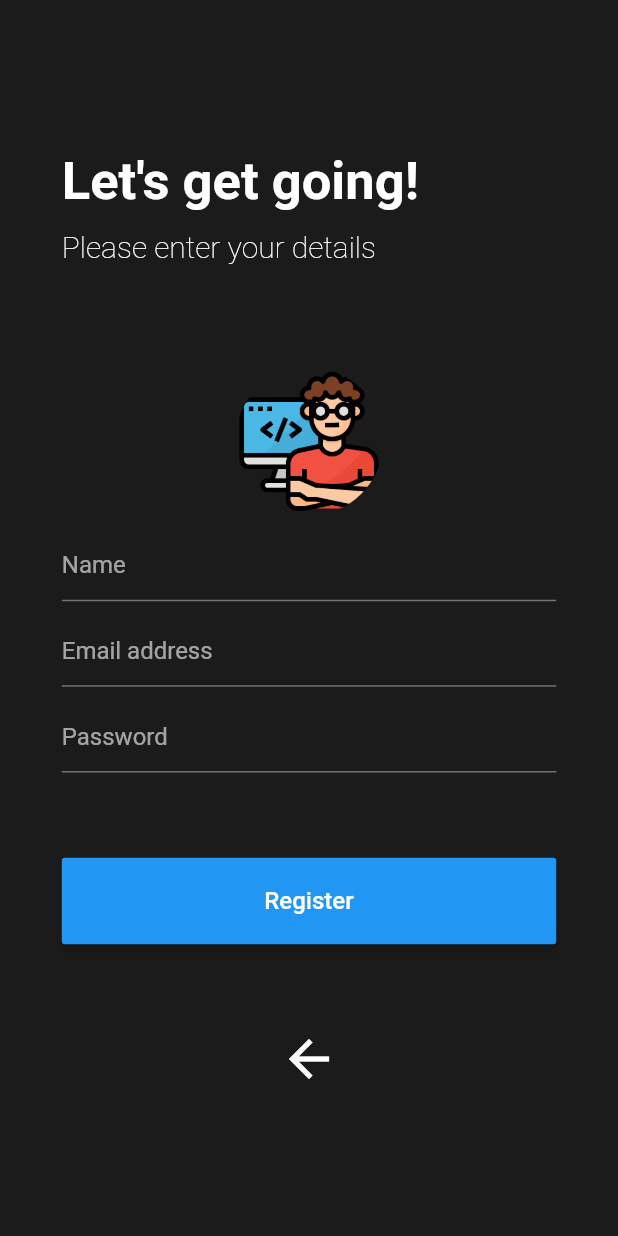
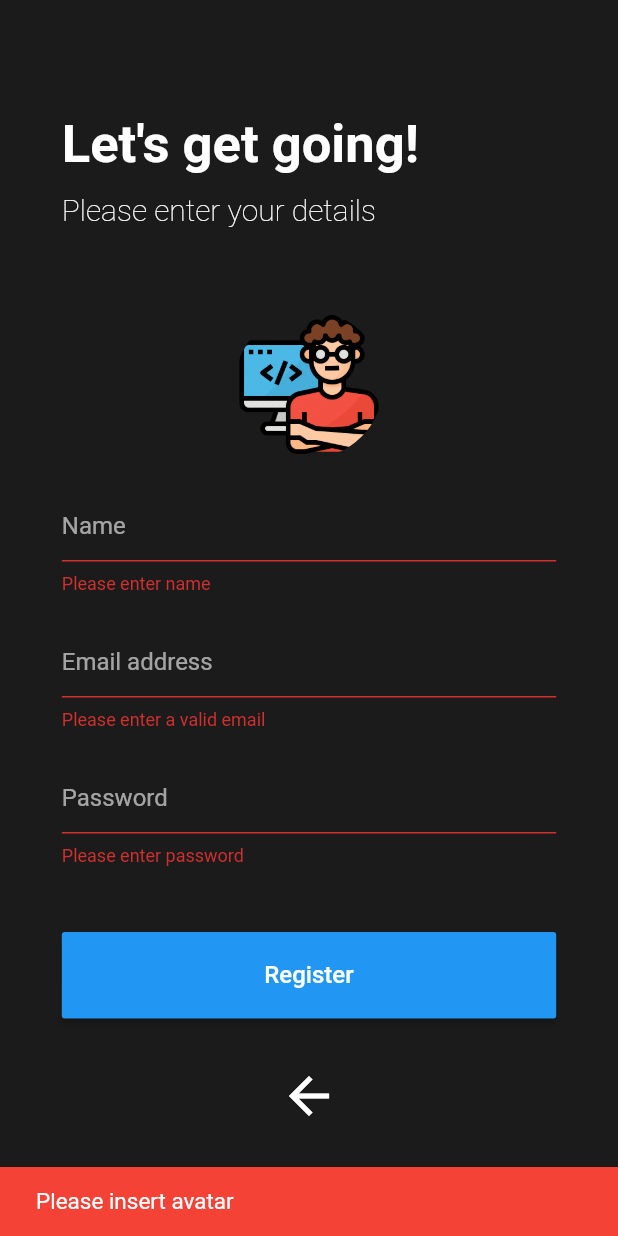
Before and after one commit to JanDongGun/Chatify-Chat-App, a Flutter app: the RegisPage screen opened by its route, after a tap on "Register", on a phone screen of 412 x 824 dp. Run offline on Flutter 3.47's test engine with Material 2 defaults, Android fonts, the phone set to English and light mode, and no system bars; our stand-ins replace cloud_firestore, firebase_auth, firebase_core, firebase_storage, image_picker; accounts and stored records are empty.

Commit message:
complete regis page

```diff
--- a/lib/main.dart
+++ b/lib/main.dart
@@ -1,9 +1,9 @@
 import 'package:firebase_core/firebase_core.dart';
 import 'package:flutter/material.dart';
-import 'package:firebase_analytics/firebase_analytics.dart';
 import 'pages/login_page.dart';
 import 'pages/regis_page.dart';
 import 'services/navigation_service.dart';
+import 'pages/home_page.dart';
 
 void main() async {
   WidgetsFlutterBinding.ensureInitialized();
@@ -26,6 +26,7 @@ class MyApp extends StatelessWidget {
       routes: {
         "login": (BuildContext _context) => LoginPage(),
         "regis": (BuildContext _context) => RegisPage(),
+        "home": (BuildContext _context) => HomePage(),
       },
     );
   }
--- a/lib/pages/regis_page.dart
+++ b/lib/pages/regis_page.dart
@@ -1,9 +1,14 @@
 import 'dart:io';
 
+import 'package:chatify/providers/auth_provider.dart';
 import 'package:chatify/services/media_service.dart';
+import 'package:chatify/services/snackbar_service.dart';
 import 'package:flutter/material.dart';
 import 'package:chatify/services/navigation_service.dart';
 import 'package:image_picker/image_picker.dart';
+import 'package:provider/provider.dart';
+import 'package:chatify/services/cloud_storage_service.dart';
+import 'package:chatify/services/db_service.dart';
 
 class RegisPage extends StatefulWidget {
   @override
@@ -17,6 +22,7 @@ class _RegisPageState extends State<RegisPage> {
   String _name;
   String _email;
   String _password;
+  AuthProvider _auth;
 
   GlobalKey<FormState> _globalKey;
 
@@ -33,14 +39,20 @@ class _RegisPageState extends State<RegisPage> {
       backgroundColor: Theme.of(context).backgroundColor,
       body: Container(
         alignment: Alignment.center,
+        child: ChangeNotifierProvider<AuthProvider>.value(
+          value: AuthProvider.instance,
           child: signupPageUI(),
+        ),
       ),
     );
   }
 
   Widget signupPageUI() {
-    return Flexible(
-      child: Container(
+    return Flexible(child: Builder(
+      builder: (BuildContext _context) {
+        SnackBarService.instance.buildContext = _context;
+        _auth = Provider.of<AuthProvider>(_context);
+        return Container(
           height: _deviceHeight * 0.9,
           padding: EdgeInsets.symmetric(horizontal: _deviceWidth * 0.1),
           child: Column(
@@ -54,8 +66,9 @@ class _RegisPageState extends State<RegisPage> {
               _backToLoginPageButton(),
             ],
           ),
-      ),
         );
+      },
+    ));
   }
 
   Widget _headingWidget() {
@@ -87,7 +100,7 @@ class _RegisPageState extends State<RegisPage> {
 
   Widget _inputForm() {
     return Container(
-      height: _deviceHeight * 0.35,
+      height: _deviceHeight * 0.5,
       child: Form(
         key: _globalKey,
         onChanged: () {
@@ -208,11 +221,26 @@ class _RegisPageState extends State<RegisPage> {
   }
 
   Widget _registerButton() {
-    return Container(
+    return _auth.status != AuthStatus.Authenticating
+        ? Container(
             height: _deviceHeight * 0.07,
             width: _deviceWidth,
             child: MaterialButton(
-        onPressed: () {},
+              onPressed: () {
+                if (_globalKey.currentState.validate() && _image != null) {
+                  _auth.regisUserWithEmailAndPassword(_email, _password,
+                      (String _uid) async {
+                    var _result = await CloudStorageService.instance
+                        .uploadUserImage(_uid, _image);
+                    var _imageURL = await _result.ref.getDownloadURL();
+                    await DBService.instance
+                        .createUserInDB(_uid, _name, _email, _imageURL);
+                  });
+                } else if (_image == null) {
+                  SnackBarService.instance
+                      .showSnackBar('Please insert avatar', 'error');
+                }
+              },
               color: Colors.blue,
               child: Text(
                 'Register',
@@ -222,6 +250,10 @@ class _RegisPageState extends State<RegisPage> {
                 ),
               ),
             ),
+          )
+        : Align(
+            alignment: Alignment.center,
+            child: CircularProgressIndicator(),
           );
   }
 
--- a/lib/providers/auth_provider.dart
+++ b/lib/providers/auth_provider.dart
@@ -1,3 +1,4 @@
+import 'package:chatify/services/navigation_service.dart';
 import 'package:flutter/material.dart';
 import 'package:firebase_auth/firebase_auth.dart';
 import 'package:chatify/services/snackbar_service.dart';
@@ -29,9 +30,43 @@ class AuthProvider extends ChangeNotifier {
       user = _result.user;
       status = AuthStatus.Authenticated;
       SnackBarService.instance.showSnackBar('Welcome ${user.email}', 'success');
+
+      NavigationService.instance.navigateToReplacement('home');
     } catch (e) {
       status = AuthStatus.Error;
-      SnackBarService.instance.showSnackBar('Error Authenticating', 'error');
+      if (e.code == 'user-not-found') {
+        SnackBarService.instance
+            .showSnackBar('No user found for that email', 'error');
+      } else if (e.code == 'wrong-password') {
+        SnackBarService.instance
+            .showSnackBar('Wrong password provided for that user', 'error');
+      }
+    }
+
+    notifyListeners();
+  }
+
+  void regisUserWithEmailAndPassword(String _email, String _password,
+      Future<void> onSuccess(String _uid)) async {
+    status = AuthStatus.Authenticating;
+    notifyListeners();
+
+    try {
+      UserCredential _result = await _auth.createUserWithEmailAndPassword(
+          email: _email, password: _password);
+
+      user = _result.user;
+      status = AuthStatus.Authenticated;
+      await onSuccess(user.uid);
+      SnackBarService.instance.showSnackBar('Register Success', 'success');
+      NavigationService.instance.goBack();
+    } catch (e) {
+      status = AuthStatus.Error;
+      if (e.code == 'email-already-in-use') {
+        SnackBarService.instance
+            .showSnackBar('The account already exists for that email', 'error');
+      }
+      user = null;
     }
 
     notifyListeners();
--- /dev/null
+++ b/lib/services/cloud_storage_service.dart
@@ -0,0 +1,25 @@
+import 'package:cloud_firestore/cloud_firestore.dart';
+import 'package:firebase_storage/firebase_storage.dart';
+import 'dart:io';
+
+class CloudStorageService {
+  static CloudStorageService instance = CloudStorageService();
+
+  FirebaseStorage _storage;
+  Reference _baseRef;
+
+  String _profileImages = "profile_images";
+
+  CloudStorageService() {
+    _storage = FirebaseStorage.instance;
+    _baseRef = _storage.ref();
+  }
+
+  Future<TaskSnapshot> uploadUserImage(String _uid, File _image) {
+    try {
+      return _baseRef.child(_profileImages).child(_uid).putFile(_image);
+    } catch (e) {
+      print(e);
+    }
+  }
+}
```
Also changed, not shown: lib/pages/home_page.dart (added, +23 -0 lines). Lines whose indentation alone changed are shown as unchanged.
